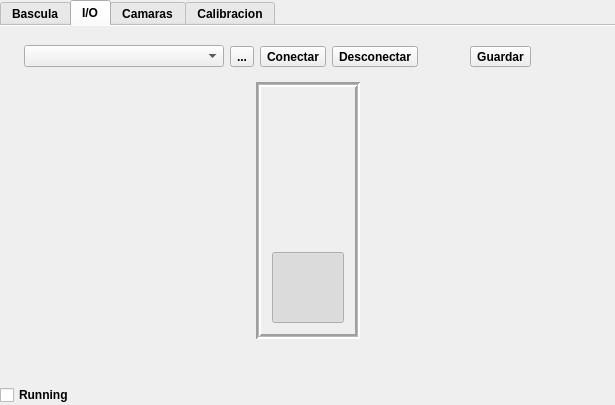
Above: nqtrucksserver/Configuracion/Configuracion.ui from sunsiz/nQTrucks before the change. Below: the same form after it.
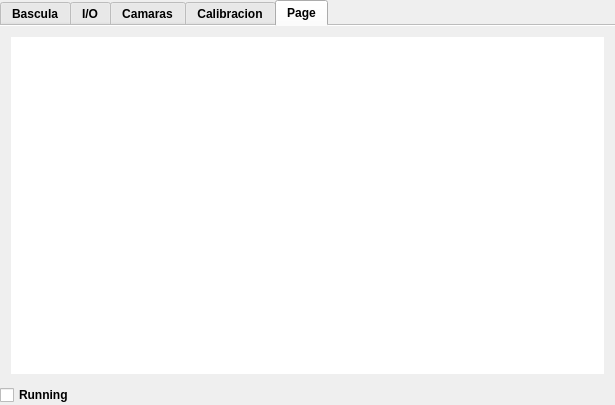
That is the form after the change. Icons and pictures are not drawn.

Diff of the .ui file:
```diff
--- a/nqtrucksserver/Configuracion/Configuracion.ui
+++ b/nqtrucksserver/Configuracion/Configuracion.ui
@@ -49,7 +49,7 @@
         <enum>QTabWidget::Rounded</enum>
        </property>
        <property name="currentIndex">
-        <number>1</number>
+        <number>4</number>
        </property>
        <property name="iconSize">
         <size>
@@ -1599,6 +1599,37 @@
          </item>
         </layout>
        </widget>
+       <widget class="QWidget" name="tab">
+        <attribute name="title">
+         <string>Page</string>
+        </attribute>
+        <layout class="QGridLayout" name="gridLayout_7">
+         <item row="0" column="0">
+          <widget class="QTreeWidget" name="reportsTreeWidget">
+           <property name="frameShape">
+            <enum>QFrame::NoFrame</enum>
+           </property>
+           <property name="frameShadow">
+            <enum>QFrame::Plain</enum>
+           </property>
+           <property name="iconSize">
+            <size>
+             <width>32</width>
+             <height>32</height>
+            </size>
+           </property>
+           <attribute name="headerVisible">
+            <bool>false</bool>
+           </attribute>
+           <column>
+            <property name="text">
+             <string notr="true">1</string>
+            </property>
+           </column>
+          </widget>
+         </item>
+        </layout>
+       </widget>
       </widget>
      </item>
     </layout>
```
